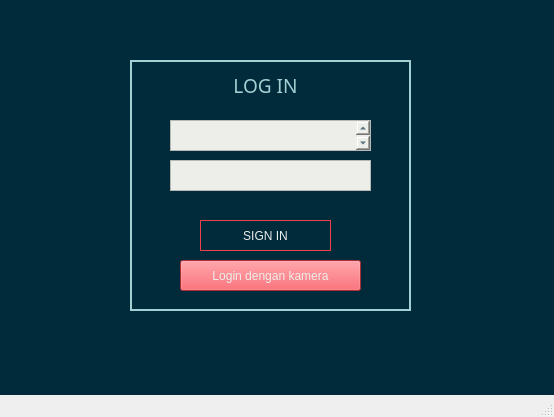
Before: the Qt Designer form Login_Page.ui in thaa15/proyekgui, drawn with Qt 5.
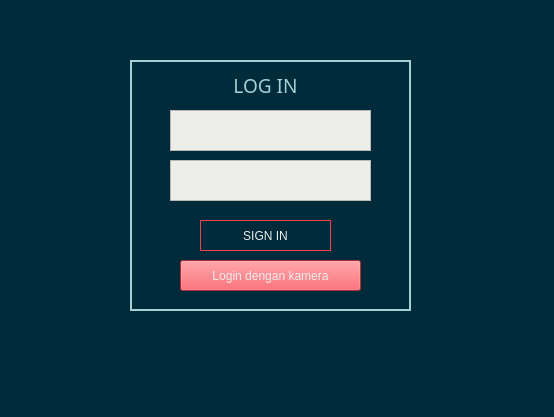
After: the same form once the commit is applied.

What changed in the file:
```diff
--- a/Login_Page.ui
+++ b/Login_Page.ui
@@ -13,6 +13,9 @@
   <property name="windowTitle">
    <string>MainWindow</string>
   </property>
+  <property name="styleSheet">
+   <string notr="true">background: rgb(1, 42, 59);</string>
+  </property>
   <widget class="QWidget" name="centralwidget">
    <widget class="QLabel" name="label">
     <property name="geometry">
@@ -48,9 +51,9 @@
     <property name="geometry">
      <rect>
       <x>170</x>
-      <y>120</y>
+      <y>110</y>
       <width>201</width>
-      <height>31</height>
+      <height>41</height>
      </rect>
     </property>
     <property name="font">
@@ -123,7 +126,7 @@
       <x>170</x>
       <y>160</y>
       <width>201</width>
-      <height>31</height>
+      <height>41</height>
      </rect>
     </property>
     <property name="font">
@@ -144,22 +147,6 @@
      <bool>true</bool>
     </property>
    </widget>
-   <widget class="QLabel" name="background">
-    <property name="geometry">
-     <rect>
-      <x>0</x>
-      <y>0</y>
-      <width>561</width>
-      <height>421</height>
-     </rect>
-    </property>
-    <property name="styleSheet">
-     <string notr="true">background-color:rgb(1, 42, 59)</string>
-    </property>
-    <property name="text">
-     <string/>
-    </property>
-   </widget>
    <widget class="QLabel" name="label_2">
     <property name="geometry">
      <rect>
```
Left out of the diff: 1 changed line with no effect on the pictures.
